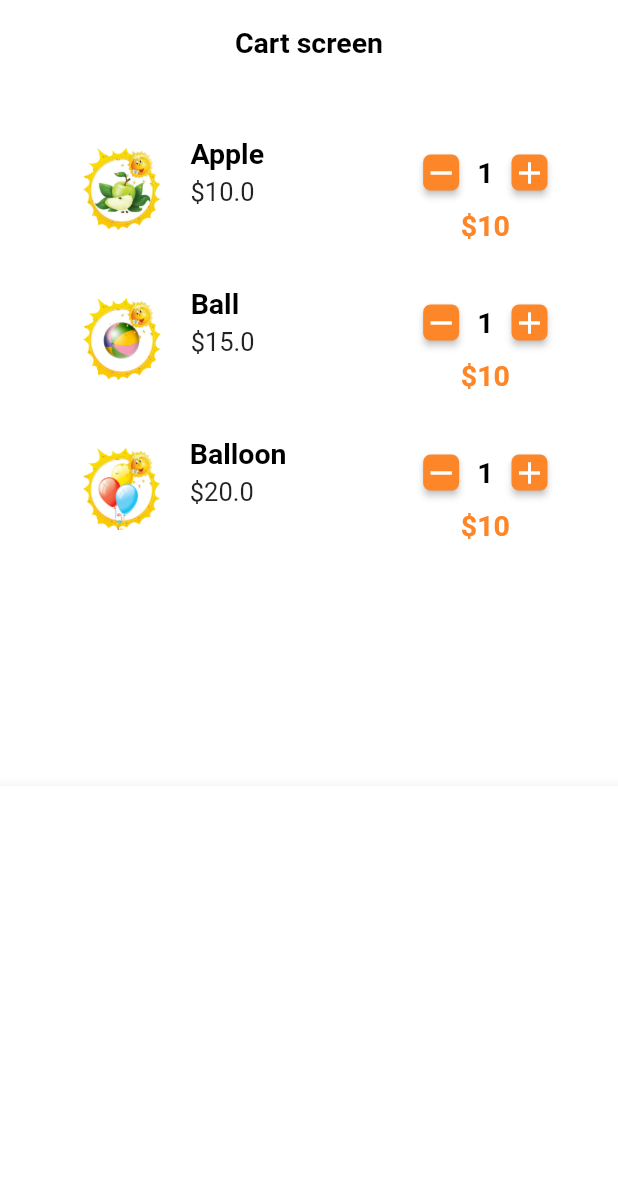
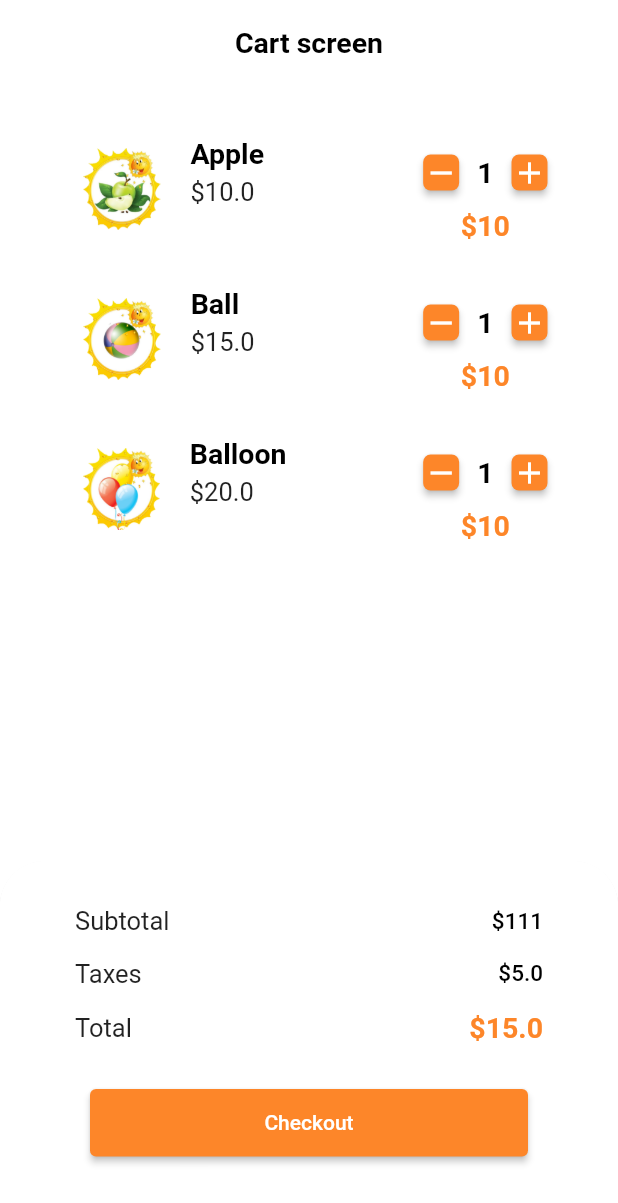
Before and after one commit to OlegKorolyov/flutter-sun-stickers, a Flutter app: the screen it shows after launch, on a phone screen of 412 x 824 dp. Shown: the top 1203 px of the screen. Run offline on Flutter 3.47's test engine with Material 2 defaults, Android fonts, the phone set to English and light mode, and no system bars; our stand-ins replace badges, font_awesome_flutter.

Commit message:
cart list bottom bar design

```diff
--- a/lib/ui/screens/cart_screen.dart
+++ b/lib/ui/screens/cart_screen.dart
@@ -94,7 +94,6 @@ class CartScreenState extends State<CartScreen>{
                   ),
                   const Spacer(),
                   Column(
-
                     children: [
                       CounterButton(
                         onDecrementTap: () {
@@ -128,11 +127,89 @@ class CartScreenState extends State<CartScreen>{
   }
 
   Widget _bottomAppBar() {
-    return BottomAppBar(
-      child: SizedBox(
-        height: 300,
-        child: Container(
-          color: Colors.white,
+    return ClipRRect(
+      borderRadius: const BorderRadius.only(
+        topLeft: Radius.circular(30),
+        topRight: Radius.circular(30),
+      ),
+      child: BottomAppBar(
+        child: SizedBox(
+          height: 250,
+          child: Container(
+            color: Theme.of(context).brightness ==
+                Brightness.dark ? AppColor.dark : Colors.white,
+            child: Padding(
+              padding: const EdgeInsets.all(30),
+              child: SingleChildScrollView(
+                child: Column(
+                  children: [
+                    Padding(
+                      padding: EdgeInsets.symmetric(horizontal: 20),
+                      child: Row(
+                        mainAxisAlignment: MainAxisAlignment.spaceBetween,
+                        children: [
+                          Text(
+                            "Subtotal",
+                            style: Theme.of(context).textTheme.headlineSmall,
+                          ),
+                          Text(
+                            "\$111",
+                            style: Theme.of(context).textTheme.headlineMedium,
+                          ),
+                        ],
+                      ),
+                    ),
+                    const SizedBox(height: 15,),
+                    Padding(
+                      padding: const EdgeInsets.symmetric(horizontal: 20),
+                      child: Row(
+                        mainAxisAlignment: MainAxisAlignment.spaceBetween,
+                        children: [
+                          Text(
+                            "Taxes",
+                            style: Theme.of(context).textTheme.headlineSmall,
+                          ),
+                          Text(
+                            "\$${5.00}",
+                            style: Theme.of(context).textTheme.headlineMedium,
+                          ),
+                        ],
+                      ),
+                    ),
+                    const SizedBox(height: 15,),
+                    Padding(
+                      padding: EdgeInsets.symmetric(horizontal: 20),
+                      child: Row(
+                        mainAxisAlignment: MainAxisAlignment.spaceBetween,
+                        children: [
+                          Text(
+                            "Total",
+                            style: Theme.of(context).textTheme.headlineSmall,
+                          ),
+                          Text(
+                            "\$${15.00}",
+                            style: AppTextStyle.h2Style.copyWith(color: AppColor.accent,),
+                          )
+                        ],
+                      ),
+                    ),
+                    const SizedBox(height: 30,),
+                    SizedBox(
+                      width: double.infinity,
+                      height: 45,
+                      child: Padding(
+                        padding: const EdgeInsets.symmetric(horizontal: 30),
+                        child: ElevatedButton(
+                          onPressed: () {},
+                          child: const Text("Checkout"),
+                        ),
+                      ),
+                    )
+                  ],
+                ),
+              ),
+            ),
+          ),
         ),
       ),
     );
--- a/lib/ui_kit/app_theme.dart
+++ b/lib/ui_kit/app_theme.dart
@@ -36,7 +36,14 @@ class AppTheme {
       contentPadding: EdgeInsets.all(20),
       fillColor: Colors.white,
     ),
+    elevatedButtonTheme: ElevatedButtonThemeData(
+      style: ButtonStyle(
+        backgroundColor: MaterialStateProperty.all<Color>(AppColor.accent,),
+      ),
+    ),
   );
+
+
   static ThemeData darkTheme = ThemeData(
     brightness: Brightness.dark,
     scaffoldBackgroundColor: AppColor.primaryDark,
@@ -70,5 +77,10 @@ class AppTheme {
       contentPadding: EdgeInsets.all(20),
       fillColor: AppColor.dark,
     ),
+    elevatedButtonTheme: ElevatedButtonThemeData(
+      style: ButtonStyle(
+        backgroundColor: MaterialStateProperty.all<Color>(AppColor.accent,),
+      ),
+    ),
   );
 }
```
Lines whose indentation alone changed are shown as unchanged.
